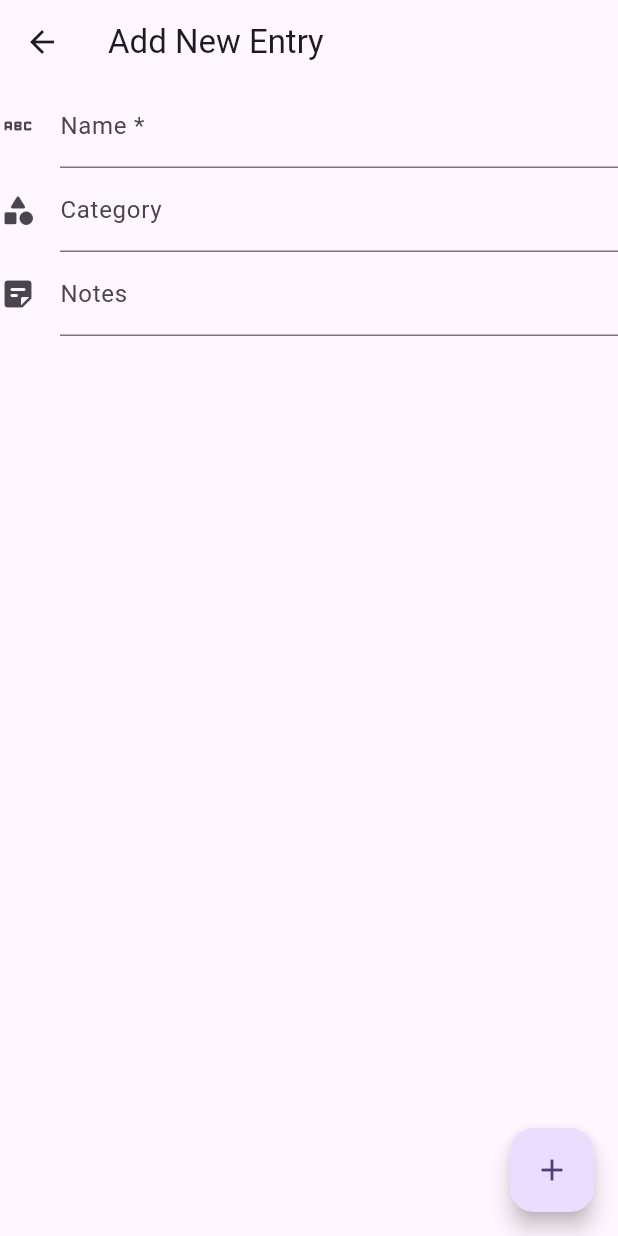
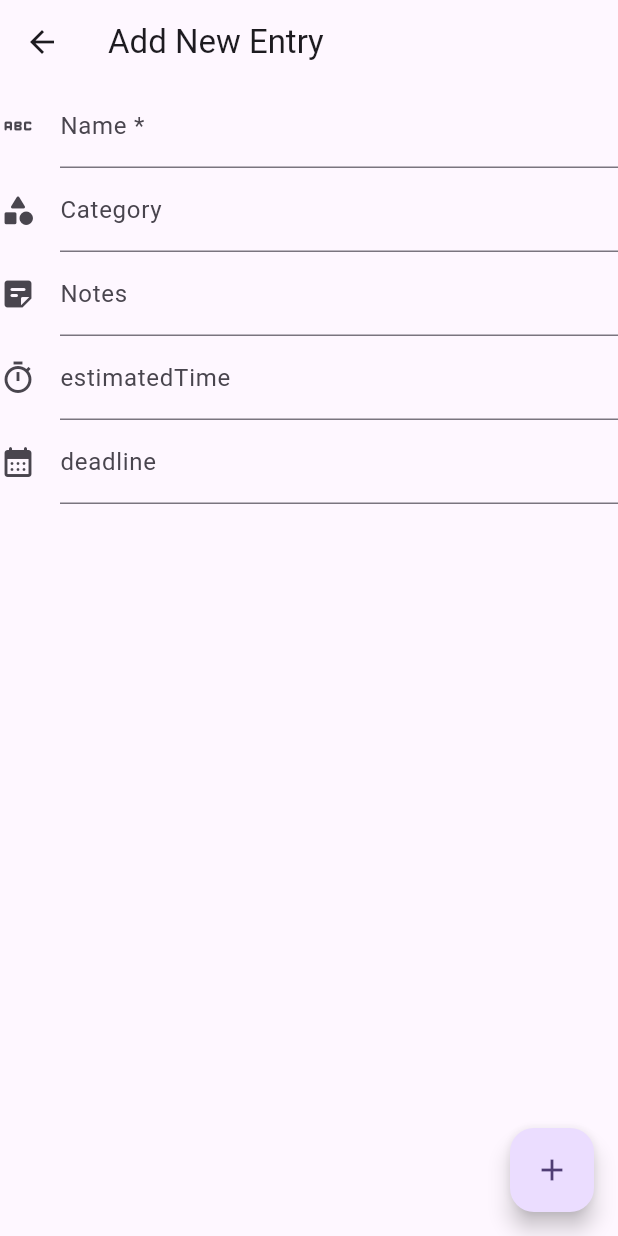
Before and after one commit to nnyjan02426/Schedrag, a Flutter app: the screen it shows after launch, item 2 of the bottom bar chosen, after a tap on the "add" icon, on a phone screen of 412 x 824 dp. Run offline on Flutter 3.47's test engine with Material 3 defaults, Android fonts, the light colour scheme and no system bars; drawn by our look-alikes of date_field; our stand-ins replace sqflite_common_ffi; accounts and stored records are empty.

Commit message:
add datetime to timeblock

```diff
--- a/lib/data/models/child_blocks.dart
+++ b/lib/data/models/child_blocks.dart
@@ -28,8 +28,8 @@ class TimeBlock extends Block {
       'id': id,
       'name': name,
       'category': category,
-      'estimatedTime': estimatedTime.toIso8601String(),
-      'deadline': deadline.toIso8601String(),
+      'estimatedTime': estimatedTime.toString(),
+      'deadline': deadline.toString(),
       'notes': notes,
     };
   }
--- a/lib/main.dart
+++ b/lib/main.dart
@@ -1,17 +1,24 @@
 import 'package:flutter/foundation.dart';
 import 'package:flutter/material.dart';
+
 import 'package:sqflite_common_ffi/sqflite_ffi.dart';
 import 'package:schedrag/presentation/presentation.dart';
 import 'dart:io' show Platform;
 
+import 'package:intl/intl_standalone.dart'
+    if (dart.library.html) 'package:intl/intl_browser.dart';
+
 Future main() async {
+  // database ffi settings
   if (Platform.isWindows || Platform.isLinux) {
-    // Initialize FFI
     sqfliteFfiInit();
   }
-  // Change the default factory. On iOS/Android, if not using `sqlite_flutter_lib` you can forget
-  // this step, it will use the sqlite version available on the system.
   databaseFactory = databaseFactoryFfi;
+
+  // init time
+  WidgetsFlutterBinding.ensureInitialized();
+  await findSystemLocale();
+
   runApp(const MyApp());
 }
 
--- a/lib/presentation/widgets/todo_entry_form.dart
+++ b/lib/presentation/widgets/todo_entry_form.dart
@@ -1,5 +1,6 @@
 import 'package:flutter/material.dart';
 import 'package:schedrag/data/models/child_blocks.dart';
+import 'package:date_field/date_field.dart';
 
 enum Tags { name, category, notes }
 
@@ -13,12 +14,12 @@ class EntryForm extends StatefulWidget {
 
 class _EntryFormState extends State<EntryForm> {
   final TimeBlocksDb? db;
+
   final _formKey = GlobalKey<FormState>();
-  List<TextEditingController> controllers = [
-    TextEditingController(),
-    TextEditingController(),
-    TextEditingController()
-  ];
+  final List<TextEditingController> controllers =
+      List<TextEditingController>.generate(
+          3, (int index) => TextEditingController());
+  List<DateTime?> times = List<DateTime?>.filled(2, null);
 
   _EntryFormState(this.db);
 
@@ -67,6 +68,20 @@ class _EntryFormState extends State<EntryForm> {
               ),
               controller: controllers[Tags.notes.index],
             ),
+            DateTimeFormField(
+              decoration: const InputDecoration(
+                icon: Icon(Icons.timer_outlined),
+                labelText: "estimatedTime",
+              ),
+              onChanged: (value) => setState(() => times[0] = value),
+            ),
+            DateTimeFormField(
+              decoration: const InputDecoration(
+                icon: Icon(Icons.calendar_month_rounded),
+                labelText: "deadline",
+              ),
+              onChanged: (value) => setState(() => times[1] = value),
+            )
           ],
         ),
       ),
@@ -76,8 +91,8 @@ class _EntryFormState extends State<EntryForm> {
             db?.insert(TimeBlock.detail(
                 name: controllers[Tags.name.index].text,
                 category: controllers[Tags.category.index].text,
-                //estimatedTime: DateTime.now(),
-                //deadline: DateTime.now(),
+                estimatedTime: times[0],
+                deadline: times[1],
                 notes: controllers[Tags.notes.index].text));
             Navigator.pop(context);
           }
--- a/pubspec.yaml
+++ b/pubspec.yaml
@@ -18,6 +18,7 @@ dependencies:
   path: ^1.9.0
   path_provider: ^2.1.4
 
+  intl: ^0.19.0
   date_field: ^5.3.0
 
 dev_dependencies:
```
Also changed, not shown: pubspec.lock.
